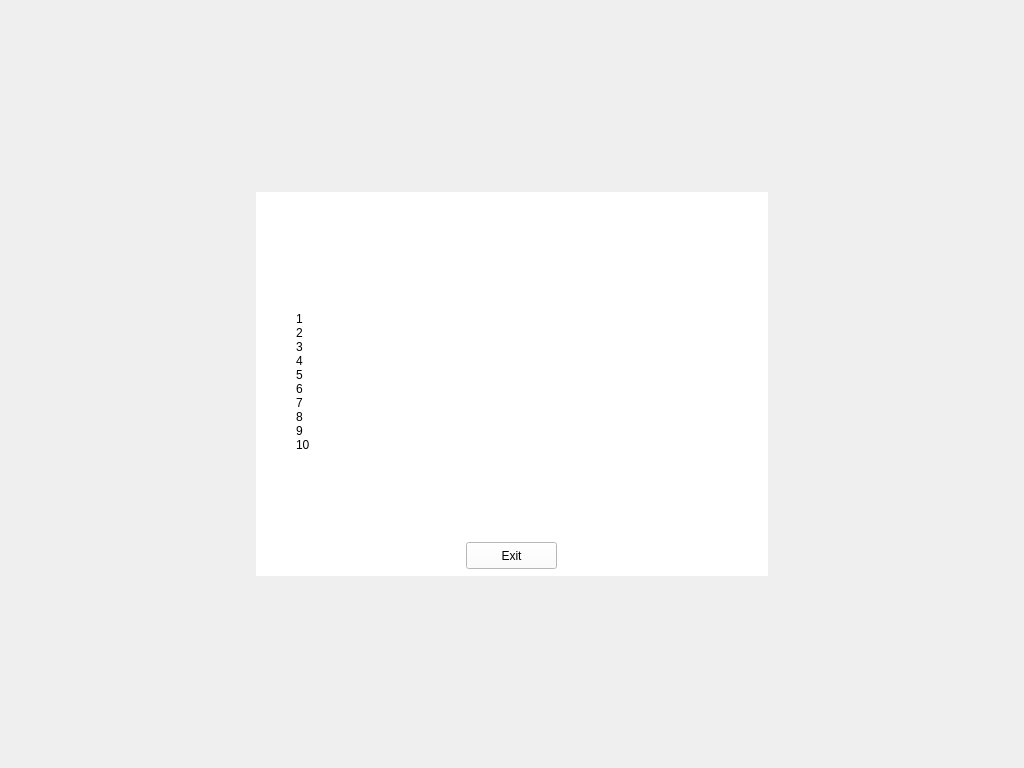
Qt form Dodge-it/Dodge-it/widgetscore.ui (Fulde/dodge-it) before a commit.
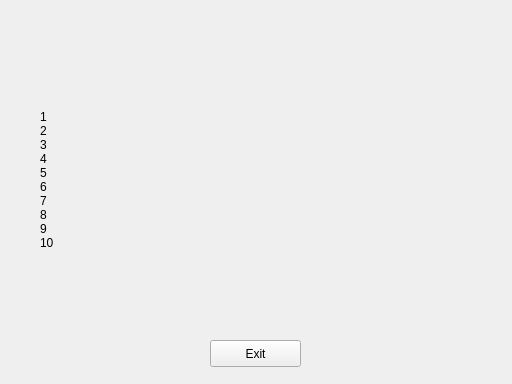
The same form after that commit. Icons and pictures are not drawn.

Commit message: high score exit button works

```diff
--- a/Dodge-it/Dodge-it/widgetscore.ui
+++ b/Dodge-it/Dodge-it/widgetscore.ui
@@ -6,8 +6,8 @@
    <rect>
     <x>0</x>
     <y>0</y>
-    <width>1024</width>
-    <height>768</height>
+    <width>512</width>
+    <height>384</height>
    </rect>
   </property>
   <property name="windowTitle">
@@ -16,24 +16,12 @@
   <property name="styleSheet">
    <string notr="true"/>
   </property>
-  <widget class="QWidget" name="widget" native="true">
-   <property name="geometry">
-    <rect>
-     <x>256</x>
-     <y>192</y>
-     <width>512</width>
-     <height>384</height>
-    </rect>
-   </property>
-   <property name="styleSheet">
-    <string notr="true">background-color: rgb(255, 255, 255);</string>
-   </property>
    <widget class="QLabel" name="lblTitle">
     <property name="geometry">
      <rect>
-      <x>70</x>
+     <x>60</x>
       <y>20</y>
-      <width>381</width>
+     <width>391</width>
       <height>71</height>
      </rect>
     </property>
@@ -51,7 +39,7 @@
     <property name="geometry">
      <rect>
       <x>210</x>
-      <y>350</y>
+     <y>340</y>
       <width>91</width>
       <height>27</height>
      </rect>
@@ -64,9 +52,9 @@
     <property name="geometry">
      <rect>
       <x>40</x>
-      <y>120</y>
+     <y>110</y>
       <width>431</width>
-      <height>211</height>
+     <height>221</height>
      </rect>
     </property>
     <property name="styleSheet">
@@ -87,7 +75,6 @@
     <property name="alignment">
      <set>Qt::AlignLeading|Qt::AlignLeft|Qt::AlignTop</set>
     </property>
-   </widget>
   </widget>
  </widget>
  <layoutdefault spacing="6" margin="11"/>
```
Lines whose indentation alone changed are shown as unchanged. The commit also changes 7 other files.
